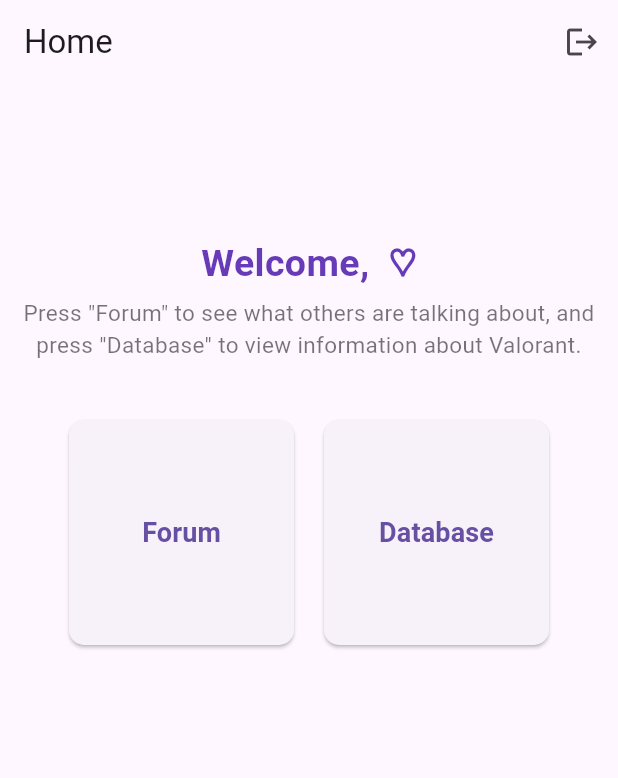
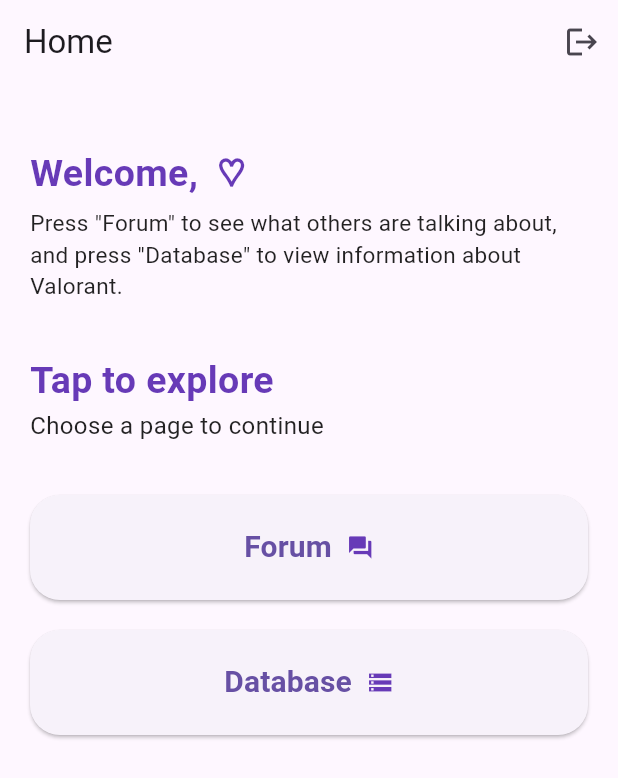
Before and after one commit to ymetdev/EsportsApp, a Flutter app: the HomePage screen opened directly with empty values, on a phone screen of 412 x 824 dp. Shown: the top 778 px of the screen. Run offline on Flutter 3.47's test engine with Material 3 defaults, Android fonts, the phone set to English and light mode, and no system bars; our stand-ins replace timeago; network calls fail.

Commit message:
Transtition + UI

```diff
--- a/lib/Forum/forum.dart
+++ b/lib/Forum/forum.dart
@@ -2,6 +2,7 @@ import 'package:flutter/material.dart';
 import 'package:http/http.dart' as http;
 import 'dart:convert';
 import 'topic_details.dart'; // นำเข้าหน้ารายละเอียด
+import '../custom_page_route.dart';
 
 class ForumPage extends StatefulWidget {
   final dynamic user; // User data
@@ -286,17 +287,14 @@ class _ForumPageState extends State<ForumPage> {
                   ],
                 ),
                 onTap: () {
-                  // Navigate to topic details page
                   Navigator.push(
                     context,
-                    MaterialPageRoute(
-                      builder:
-                          (context) => TopicDetailsPage(
-                            topic: topic,
-                            users: users,
-                            loggedInUser:
-                                widget.user, // ส่งข้อมูลผู้ใช้ที่ล็อกอินไปด้วย
-                          ),
+                    CustomPageRoute(
+                      page: TopicDetailsPage(
+                        topic: topic,
+                        users: users,
+                        loggedInUser: widget.user,
+                      ),
                     ),
                   );
                 },
--- a/lib/Forum/home.dart
+++ b/lib/Forum/home.dart
@@ -3,6 +3,7 @@ import 'dart:math';
 import 'login.dart';
 import 'forum.dart';
 import '../Valorant_database/valorant_database.dart';
+import '../custom_page_route.dart';
 
 List<String> emojis = [
   '✿',
@@ -47,31 +48,85 @@ class HomePage extends StatelessWidget {
       body: Center(
         child: Column(
           mainAxisAlignment: MainAxisAlignment.start, // ให้เนื้อหาอยู่ด้านบน
+          crossAxisAlignment: CrossAxisAlignment.start, // ทำให้ข้อความชิดซ้าย
           children: [
-            SizedBox(height: 100), // ดันขึ้นไปให้สูงขึ้น
-            Text(
+            SizedBox(height: 40), // ดันขึ้นไปให้สูงขึ้น
+            Padding(
+              padding: EdgeInsets.symmetric(
+                horizontal: 20,
+              ), // เพิ่ม Padding ซ้าย-ขวา
+              child: Text(
                 'Welcome, ${user['username']} ${getRandomEmoji()}',
                 style: TextStyle(
                   fontSize: 25,
                   fontWeight: FontWeight.bold,
                   color: Colors.deepPurple,
                 ),
+                textAlign: TextAlign.left, // (ไม่จำเป็นแต่ใส่เพื่อความชัดเจน)
+              ),
             ),
             SizedBox(height: 5),
+            Padding(
+              padding: EdgeInsets.symmetric(horizontal: 20),
+              child: Text(
+                'Press "Forum" to see what others are talking about, and press "Database" to view information about Valorant.',
+                style: TextStyle(fontSize: 15, color: Colors.black87),
+                textAlign: TextAlign.left,
+              ),
+            ),
+            SizedBox(height: 15), // เว้นระยะห่างก่อนปุ่ม
+            Padding(
+              padding: EdgeInsets.symmetric(
+                horizontal: 20,
+                vertical: 20,
+              ), // Padding ด้านซ้าย-ขวา และบน-ล่าง
+              child: Column(
+                crossAxisAlignment:
+                    CrossAxisAlignment.start, // จัดให้ข้อความชิดซ้าย
+                children: [
                   Text(
-              'Press "Forum" to see what others are talking about, and press "Database" to view information about Valorant.',
-              style: TextStyle(fontSize: 15, color: Colors.black54),
-              textAlign: TextAlign.center,
+                    "Tap to explore",
+                    style: TextStyle(
+                      fontSize: 25,
+                      fontWeight: FontWeight.bold,
+                      color: Colors.deepPurple,
+                    ),
+                  ),
+                  SizedBox(height: 0), // ระยะห่างระหว่าง Heading กับ Subheading
+                  Padding(
+                    padding: EdgeInsets.only(bottom: 15), // Margin bottom 20
+                    child: Text(
+                      "Choose a page to continue", // Subheading
+                      style: TextStyle(fontSize: 16, color: Colors.black87),
+                    ),
+                  ),
+                ],
+              ),
             ),
 
-            SizedBox(height: 40), // เว้นระยะห่างก่อนปุ่ม
-            Row(
-              mainAxisAlignment: MainAxisAlignment.center,
+            Padding(
+              padding: EdgeInsets.symmetric(
+                horizontal: 20,
+              ), // เพิ่ม padding ด้านข้าง
+              child: Column(
+                mainAxisAlignment:
+                    MainAxisAlignment.center, // จัดตำแหน่งให้อยู่กลาง
                 children: [
-                _buildSquareButton(context, 'Forum', ForumPage(user: user)),
-                SizedBox(width: 20),
-                _buildSquareButton(context, 'Database', ValorantDatabasePage()),
+                  _buildSquareButton(
+                    context,
+                    'Forum',
+                    ForumPage(user: user),
+                    Icons.forum,
+                  ),
+                  SizedBox(height: 20), // ระยะห่างระหว่างปุ่ม
+                  _buildSquareButton(
+                    context,
+                    'Database',
+                    ValorantDatabasePage(),
+                    Icons.storage, // ใช้ไอคอนสำหรับ Database
+                  ),
                 ],
+              ),
             ),
           ],
         ),
@@ -80,25 +135,42 @@ class HomePage extends StatelessWidget {
   }
 
   // ฟังก์ชันสร้างปุ่มสี่เหลี่ยมจตุรัส
-  Widget _buildSquareButton(BuildContext context, String text, Widget page) {
+  Widget _buildSquareButton(
+    BuildContext context,
+    String text,
+    Widget page,
+    IconData icon,
+  ) {
     return SizedBox(
-      width: 150, // กำหนดให้ปุ่มเป็นสี่เหลี่ยมจตุรัส
-      height: 150,
+      width:
+          MediaQuery.of(context).size.width, // กำหนดให้ปุ่มเป็นสี่เหลี่ยมจตุรัส
+      height: 70,
       child: ElevatedButton(
         onPressed: () {
           Navigator.push(
             context,
-            MaterialPageRoute(builder: (context) => page),
+            CustomPageRoute(page: page), // ใช้ CustomPageRoute ที่เราสร้างไว้
           );
         },
         style: ElevatedButton.styleFrom(
           shape: RoundedRectangleBorder(
-            borderRadius: BorderRadius.circular(10), // ทำให้มุมโค้งเล็กน้อย
+            borderRadius: BorderRadius.circular(20), // ทำให้มุมโค้งเล็กน้อย
           ),
         ),
-        child: Text(
+        child: Row(
+          mainAxisAlignment:
+              MainAxisAlignment.center, // จัดข้อความและไอคอนให้อยู่กลาง
+          children: [
+            Text(
               text,
-          style: TextStyle(fontSize: 18, fontWeight: FontWeight.bold),
+              style: TextStyle(fontSize: 20, fontWeight: FontWeight.bold),
+            ),
+            SizedBox(width: 10), // ระยะห่างระหว่างข้อความและไอคอน
+            Icon(
+              icon, // ไอคอนที่ส่งมาจากการเรียกใช้
+              color: Colors.deepPurple,
+            ),
+          ],
         ),
       ),
     );
@@ -123,7 +195,9 @@ class HomePage extends StatelessWidget {
                 Navigator.of(context).pop();
                 Navigator.pushReplacement(
                   context,
-                  MaterialPageRoute(builder: (context) => LoginPage()),
+                  CustomPageRoute(
+                    page: LoginPage(),
+                  ), // ใช้ CustomPageRoute ที่เราแก้ไขแล้ว
                 );
               },
               child: Text('Logout', style: TextStyle(color: Colors.red)),
--- a/lib/Forum/login.dart
+++ b/lib/Forum/login.dart
@@ -3,6 +3,7 @@ import 'package:http/http.dart' as http;
 import 'dart:convert';
 import 'home.dart'; // นำเข้า HomePage ที่จะไปหลังจาก Login สำเร็จ
 import 'register.dart'; // นำเข้าหน้า Register
+import '../custom_page_route.dart';
 
 class LoginPage extends StatefulWidget {
   const LoginPage({super.key});
@@ -30,9 +31,7 @@ class _LoginPageState extends State<LoginPage> {
       final responseData = json.decode(response.body);
       Navigator.pushReplacement(
         context,
-        MaterialPageRoute(
-          builder: (context) => HomePage(user: responseData['user']),
-        ),
+        CustomPageRoute(page: HomePage(user: responseData['user'])),
       );
     } else {
       ScaffoldMessenger.of(
@@ -75,10 +74,7 @@ class _LoginPageState extends State<LoginPage> {
             TextButton(
               onPressed: () {
                 // ไปหน้า Register
-                Navigator.push(
-                  context,
-                  MaterialPageRoute(builder: (context) => RegisterPage()),
-                );
+                Navigator.push(context, CustomPageRoute(page: RegisterPage()));
               },
               child: Text('Don\'t have an account? Register here'),
             ),
--- a/lib/Forum/main.dart
+++ b/lib/Forum/main.dart
@@ -1,5 +1,6 @@
 import 'package:flutter/material.dart';
 import 'login.dart'; // นำเข้าไฟล์ login.dart
+import 'home.dart';
 
 void main() {
   runApp(MyApp());
--- a/lib/Forum/register.dart
+++ b/lib/Forum/register.dart
@@ -1,7 +1,6 @@
 import 'package:flutter/material.dart';
 import 'package:http/http.dart' as http;
 import 'dart:convert';
-import 'login.dart'; // นำเข้าหน้า Login
 
 class RegisterPage extends StatefulWidget {
   const RegisterPage({super.key});
--- /dev/null
+++ b/lib/custom_page_route.dart
@@ -0,0 +1,22 @@
+import 'package:flutter/material.dart';
+
+class CustomPageRoute<T> extends PageRouteBuilder<T> {
+  final Widget page;
+  CustomPageRoute({required this.page})
+    : super(
+        transitionDuration: Duration(milliseconds: 500),
+        pageBuilder: (context, animation, secondaryAnimation) => page,
+        transitionsBuilder: (context, animation, secondaryAnimation, child) {
+          var curve = Curves.easeInOut; // ให้ลื่นไหลขึ้น
+          var tween = Tween<Offset>(
+            begin: Offset(1.0, 0.0), // เริ่มจากด้านขวา
+            end: Offset.zero, // ไปที่ตำแหน่งปกติ
+          ).chain(CurveTween(curve: curve));
+
+          return SlideTransition(
+            position: animation.drive(tween),
+            child: child,
+          );
+        },
+      );
+}
--- a/pubspec.yaml
+++ b/pubspec.yaml
@@ -63,7 +63,7 @@ flutter:
 
   # To add assets to your application, add an assets section, like this:
   assets:
-    - temyv.png
+    - assets/icon.png
 
   # An image asset can refer to one or more resolution-specific "variants", see
   # https://flutter.dev/to/resolution-aware-images
```
Lines whose indentation alone changed are shown as unchanged.
